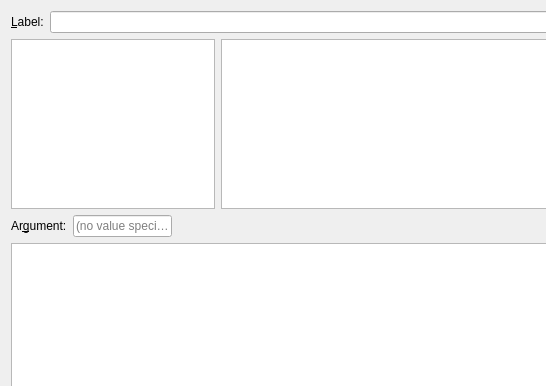
First picture: the form in coquery/gui/ui/addFunction.ui, repository gkunter/coquery, before the edit; both pictures show x 0 to 546 and y 0 to 386 of the 640 by 480 pixel window.
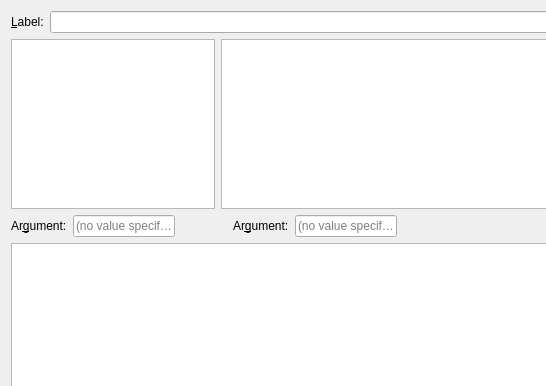
Second picture: the form after the edit. Custom widgets are drawn as their Qt base class.

Commit message: Provide two argument entry fields

What changed in the file:
```diff
--- a/coquery/gui/ui/addFunction.ui
+++ b/coquery/gui/ui/addFunction.ui
@@ -92,20 +92,11 @@
        <verstretch>0</verstretch>
       </sizepolicy>
      </property>
-     <layout class="QHBoxLayout" name="horizontalLayout_2" stretch="0,2,1">
+     <layout class="QHBoxLayout" name="layout_arguments" stretch="0,2,1,0,2">
       <property name="sizeConstraint">
        <enum>QLayout::SetFixedSize</enum>
       </property>
-      <property name="leftMargin">
-       <number>0</number>
-      </property>
-      <property name="topMargin">
-       <number>0</number>
-      </property>
-      <property name="rightMargin">
-       <number>0</number>
-      </property>
-      <property name="bottomMargin">
+      <property name="margin">
        <number>0</number>
       </property>
       <item>
@@ -138,6 +129,23 @@
         </property>
        </spacer>
       </item>
+      <item>
+       <widget class="QLabel" name="label_argument_2">
+        <property name="text">
+         <string>Ar&amp;gument:</string>
+        </property>
+        <property name="buddy">
+         <cstring>edit_value_2</cstring>
+        </property>
+       </widget>
+      </item>
+      <item>
+       <widget class="QLineEdit" name="edit_value_2">
+        <property name="placeholderText">
+         <string>(no value specified)</string>
+        </property>
+       </widget>
+      </item>
      </layout>
     </widget>
    </item>
```
Left out of the diff: 28 changed lines with no effect on the pictures. The commit also changes 2 other files.
